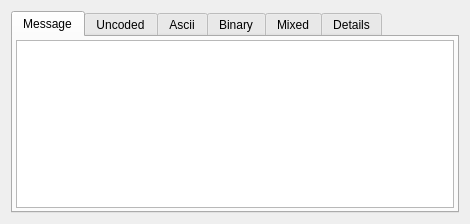
The window that plugin/dltviewerplugin/form.ui (COVESA/dlt-viewer) describes before a commit, drawn with Qt 5.
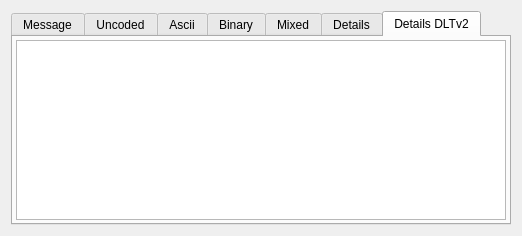
The same window after the commit. The open tabs and pages were chosen to show the change.

Patch:
```diff
--- a/plugin/dltviewerplugin/form.ui
+++ b/plugin/dltviewerplugin/form.ui
@@ -6,8 +6,8 @@
    <rect>
     <x>0</x>
     <y>0</y>
-    <width>470</width>
-    <height>224</height>
+    <width>522</width>
+    <height>236</height>
    </rect>
   </property>
   <property name="windowTitle">
@@ -160,6 +160,28 @@
        </item>
       </layout>
      </widget>
+     <widget class="QWidget" name="tab_6">
+      <attribute name="title">
+       <string>Details DLTv2</string>
+      </attribute>
+      <layout class="QVBoxLayout" name="verticalLayout_6">
+       <property name="leftMargin">
+        <number>3</number>
+       </property>
+       <property name="topMargin">
+        <number>3</number>
+       </property>
+       <property name="rightMargin">
+        <number>3</number>
+       </property>
+       <property name="bottomMargin">
+        <number>3</number>
+       </property>
+       <item>
+        <widget class="QTextBrowser" name="textBrowserDltV2"/>
+       </item>
+      </layout>
+     </widget>
     </widget>
    </item>
   </layout>
```
